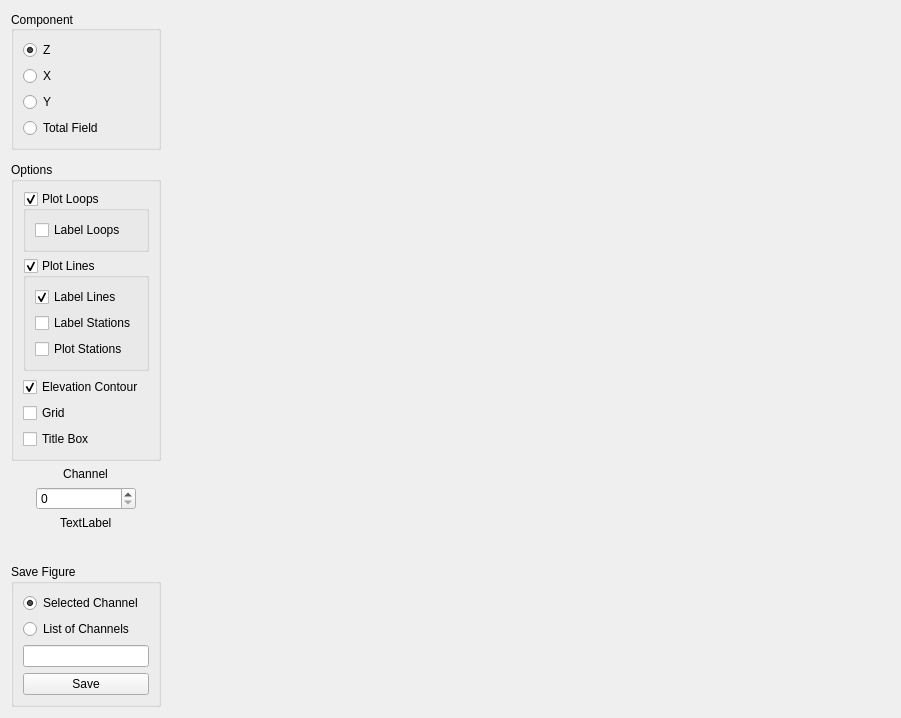
First picture: the form in src/ui/contour_map.ui, repository Eric-Meunier/Processor-Suite, before the edit.
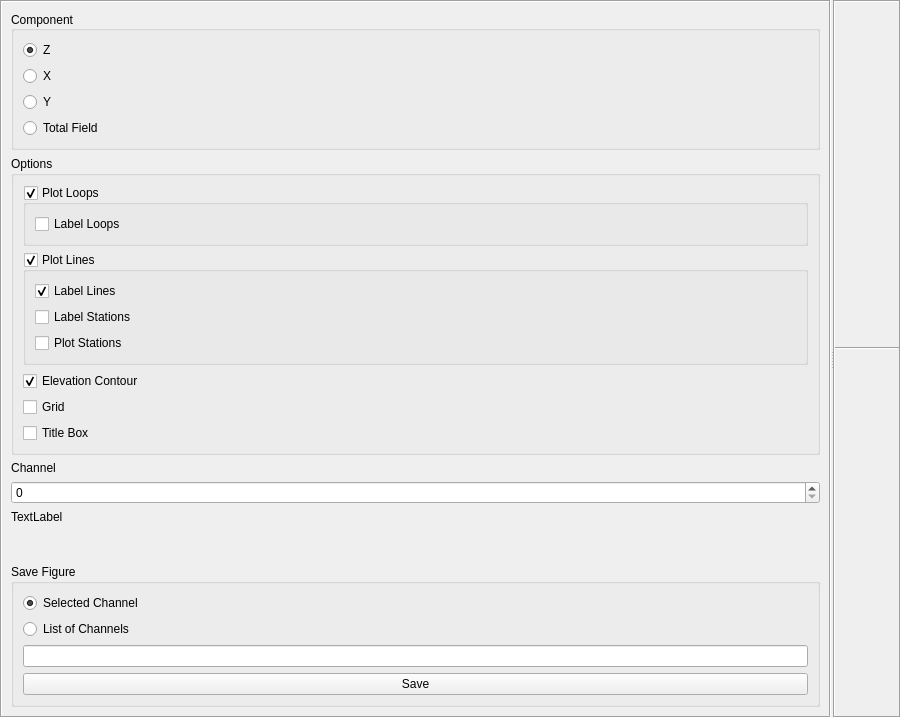
Second picture: the form after the edit.

Commit message: Tweaked contour map UI.

```diff
--- a/src/ui/contour_map.ui
+++ b/src/ui/contour_map.ui
@@ -13,46 +13,67 @@
   <property name="windowTitle">
    <string>Form</string>
   </property>
-  <layout class="QGridLayout" name="gridLayout">
-   <item row="5" column="0" alignment="Qt::AlignHCenter">
-    <widget class="QSpinBox" name="channel_spinbox">
+  <layout class="QHBoxLayout" name="horizontalLayout">
+   <property name="spacing">
+    <number>1</number>
+   </property>
+   <property name="leftMargin">
+    <number>0</number>
+   </property>
+   <property name="topMargin">
+    <number>0</number>
+   </property>
+   <property name="rightMargin">
+    <number>0</number>
+   </property>
+   <property name="bottomMargin">
+    <number>0</number>
+   </property>
+   <item>
+    <widget class="QSplitter" name="splitter">
+     <property name="orientation">
+      <enum>Qt::Horizontal</enum>
+     </property>
+     <property name="handleWidth">
+      <number>2</number>
+     </property>
+     <widget class="QFrame" name="frame">
      <property name="sizePolicy">
-      <sizepolicy hsizetype="Fixed" vsizetype="Preferred">
+       <sizepolicy hsizetype="Preferred" vsizetype="Preferred">
        <horstretch>0</horstretch>
        <verstretch>0</verstretch>
       </sizepolicy>
      </property>
-     <property name="minimumSize">
-      <size>
-       <width>100</width>
-       <height>0</height>
-      </size>
-     </property>
      <property name="maximumSize">
       <size>
        <width>16777215</width>
        <height>16777215</height>
       </size>
      </property>
-    </widget>
-   </item>
-   <item row="0" column="0" rowspan="2">
+      <property name="frameShape">
+       <enum>QFrame::Box</enum>
+      </property>
+      <property name="frameShadow">
+       <enum>QFrame::Sunken</enum>
+      </property>
+      <layout class="QVBoxLayout" name="verticalLayout_4">
+       <item>
     <widget class="QGroupBox" name="groupBox_2">
      <property name="sizePolicy">
-      <sizepolicy hsizetype="Fixed" vsizetype="Preferred">
+          <sizepolicy hsizetype="Preferred" vsizetype="Preferred">
        <horstretch>0</horstretch>
        <verstretch>0</verstretch>
       </sizepolicy>
      </property>
      <property name="minimumSize">
       <size>
-       <width>150</width>
+           <width>0</width>
        <height>0</height>
       </size>
      </property>
      <property name="maximumSize">
       <size>
-       <width>150</width>
+           <width>16777215</width>
        <height>16777215</height>
       </size>
      </property>
@@ -100,82 +121,23 @@
      </layout>
     </widget>
    </item>
-   <item row="4" column="0" alignment="Qt::AlignHCenter">
-    <widget class="QLabel" name="label">
-     <property name="text">
-      <string>Channel</string>
-     </property>
-     <property name="alignment">
-      <set>Qt::AlignCenter</set>
-     </property>
-    </widget>
-   </item>
-   <item row="12" column="1">
-    <spacer name="horizontalSpacer">
-     <property name="orientation">
-      <enum>Qt::Horizontal</enum>
-     </property>
-     <property name="sizeType">
-      <enum>QSizePolicy::Fixed</enum>
-     </property>
-     <property name="sizeHint" stdset="0">
-      <size>
-       <width>10</width>
-       <height>20</height>
-      </size>
-     </property>
-    </spacer>
-   </item>
-   <item row="6" column="0" alignment="Qt::AlignHCenter">
-    <widget class="QLabel" name="time_label">
-     <property name="text">
-      <string>TextLabel</string>
-     </property>
-    </widget>
-   </item>
-   <item row="10" column="0">
-    <spacer name="verticalSpacer">
-     <property name="orientation">
-      <enum>Qt::Vertical</enum>
-     </property>
-     <property name="sizeType">
-      <enum>QSizePolicy::Expanding</enum>
-     </property>
-     <property name="sizeHint" stdset="0">
-      <size>
-       <width>0</width>
-       <height>0</height>
-      </size>
-     </property>
-    </spacer>
-   </item>
-   <item row="12" column="2">
-    <layout class="QVBoxLayout" name="toolbar_layout">
-     <property name="spacing">
-      <number>0</number>
-     </property>
-     <property name="sizeConstraint">
-      <enum>QLayout::SetDefaultConstraint</enum>
-     </property>
-    </layout>
-   </item>
-   <item row="3" column="0">
+       <item>
     <widget class="QGroupBox" name="groupBox">
      <property name="sizePolicy">
-      <sizepolicy hsizetype="Fixed" vsizetype="Preferred">
+          <sizepolicy hsizetype="Preferred" vsizetype="Preferred">
        <horstretch>0</horstretch>
        <verstretch>0</verstretch>
       </sizepolicy>
      </property>
      <property name="minimumSize">
       <size>
-       <width>130</width>
+           <width>0</width>
        <height>0</height>
       </size>
      </property>
      <property name="maximumSize">
       <size>
-       <width>150</width>
+           <width>16777215</width>
        <height>16777215</height>
       </size>
      </property>
@@ -277,14 +239,90 @@
      </layout>
     </widget>
    </item>
-   <item row="11" column="0" rowspan="2">
+       <item>
+        <widget class="QLabel" name="label">
+         <property name="sizePolicy">
+          <sizepolicy hsizetype="Maximum" vsizetype="Preferred">
+           <horstretch>0</horstretch>
+           <verstretch>0</verstretch>
+          </sizepolicy>
+         </property>
+         <property name="text">
+          <string>Channel</string>
+         </property>
+         <property name="alignment">
+          <set>Qt::AlignCenter</set>
+         </property>
+        </widget>
+       </item>
+       <item>
+        <widget class="QSpinBox" name="channel_spinbox">
+         <property name="sizePolicy">
+          <sizepolicy hsizetype="Preferred" vsizetype="Preferred">
+           <horstretch>0</horstretch>
+           <verstretch>0</verstretch>
+          </sizepolicy>
+         </property>
+         <property name="minimumSize">
+          <size>
+           <width>0</width>
+           <height>0</height>
+          </size>
+         </property>
+         <property name="maximumSize">
+          <size>
+           <width>16777215</width>
+           <height>16777215</height>
+          </size>
+         </property>
+        </widget>
+       </item>
+       <item>
+        <widget class="QLabel" name="time_label">
+         <property name="sizePolicy">
+          <sizepolicy hsizetype="Maximum" vsizetype="Preferred">
+           <horstretch>0</horstretch>
+           <verstretch>0</verstretch>
+          </sizepolicy>
+         </property>
+         <property name="text">
+          <string>TextLabel</string>
+         </property>
+        </widget>
+       </item>
+       <item>
+        <spacer name="verticalSpacer">
+         <property name="orientation">
+          <enum>Qt::Vertical</enum>
+         </property>
+         <property name="sizeHint" stdset="0">
+          <size>
+           <width>20</width>
+           <height>40</height>
+          </size>
+         </property>
+        </spacer>
+       </item>
+       <item>
     <widget class="QGroupBox" name="groupBox_3">
+         <property name="sizePolicy">
+          <sizepolicy hsizetype="Preferred" vsizetype="Preferred">
+           <horstretch>0</horstretch>
+           <verstretch>0</verstretch>
+          </sizepolicy>
+         </property>
      <property name="title">
       <string>Save Figure</string>
      </property>
      <layout class="QGridLayout" name="gridLayout_3">
       <item row="0" column="0">
        <widget class="QRadioButton" name="current_channel_rbtn">
+            <property name="sizePolicy">
+             <sizepolicy hsizetype="Preferred" vsizetype="Fixed">
+              <horstretch>0</horstretch>
+              <verstretch>0</verstretch>
+             </sizepolicy>
+            </property>
         <property name="text">
          <string>Selected Channel</string>
         </property>
@@ -295,6 +333,12 @@
       </item>
       <item row="1" column="0">
        <widget class="QRadioButton" name="channel_list_rbtn">
+            <property name="sizePolicy">
+             <sizepolicy hsizetype="Preferred" vsizetype="Fixed">
+              <horstretch>0</horstretch>
+              <verstretch>0</verstretch>
+             </sizepolicy>
+            </property>
         <property name="text">
          <string>List of Channels</string>
         </property>
@@ -302,6 +346,12 @@
       </item>
       <item row="3" column="0">
        <widget class="QPushButton" name="save_figure_btn">
+            <property name="sizePolicy">
+             <sizepolicy hsizetype="Preferred" vsizetype="Fixed">
+              <horstretch>0</horstretch>
+              <verstretch>0</verstretch>
+             </sizepolicy>
+            </property>
         <property name="text">
          <string>Save</string>
         </property>
@@ -310,7 +360,7 @@
       <item row="2" column="0">
        <widget class="QLineEdit" name="channel_list_edit">
         <property name="sizePolicy">
-         <sizepolicy hsizetype="Minimum" vsizetype="Fixed">
+             <sizepolicy hsizetype="Preferred" vsizetype="Fixed">
           <horstretch>0</horstretch>
           <verstretch>0</verstretch>
          </sizepolicy>
@@ -323,13 +373,81 @@
      </layout>
     </widget>
    </item>
-   <item row="0" column="1" rowspan="12" colspan="2">
+      </layout>
+     </widget>
+     <widget class="QFrame" name="frame_2">
+      <property name="sizePolicy">
+       <sizepolicy hsizetype="Expanding" vsizetype="Preferred">
+        <horstretch>0</horstretch>
+        <verstretch>0</verstretch>
+       </sizepolicy>
+      </property>
+      <property name="frameShape">
+       <enum>QFrame::Box</enum>
+      </property>
+      <property name="frameShadow">
+       <enum>QFrame::Sunken</enum>
+      </property>
+      <layout class="QGridLayout" name="gridLayout">
+       <property name="leftMargin">
+        <number>0</number>
+       </property>
+       <property name="topMargin">
+        <number>0</number>
+       </property>
+       <property name="rightMargin">
+        <number>0</number>
+       </property>
+       <property name="bottomMargin">
+        <number>0</number>
+       </property>
+       <property name="spacing">
+        <number>0</number>
+       </property>
+       <item row="2" column="1">
+        <layout class="QVBoxLayout" name="toolbar_layout">
+         <property name="spacing">
+          <number>0</number>
+         </property>
+         <property name="sizeConstraint">
+          <enum>QLayout::SetDefaultConstraint</enum>
+         </property>
+        </layout>
+       </item>
+       <item row="0" column="0" colspan="2">
     <layout class="QGridLayout" name="map_layout">
      <property name="sizeConstraint">
       <enum>QLayout::SetDefaultConstraint</enum>
      </property>
     </layout>
    </item>
+       <item row="2" column="0">
+        <spacer name="horizontalSpacer">
+         <property name="orientation">
+          <enum>Qt::Horizontal</enum>
+         </property>
+         <property name="sizeType">
+          <enum>QSizePolicy::Fixed</enum>
+         </property>
+         <property name="sizeHint" stdset="0">
+          <size>
+           <width>10</width>
+           <height>20</height>
+          </size>
+         </property>
+        </spacer>
+       </item>
+       <item row="1" column="0" colspan="2">
+        <widget class="Line" name="line">
+         <property name="orientation">
+          <enum>Qt::Horizontal</enum>
+         </property>
+        </widget>
+       </item>
+      </layout>
+     </widget>
+    </widget>
+   </item>
   </layout>
  </widget>
  <tabstops>
```
Left out of the diff: 1 changed line with no effect on the pictures. Lines whose indentation alone changed are shown as unchanged. The commit also changes 1 other file.
